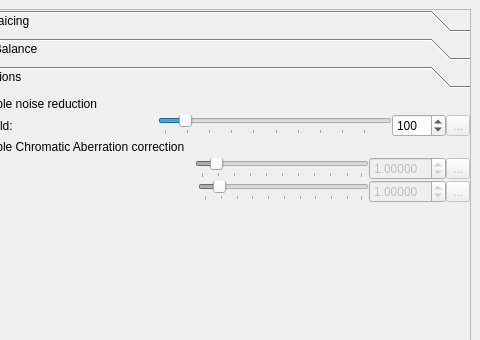
The window that forms/PreferencesDialog.ui (LuminanceHDR/LuminanceHDR) describes before a commit, drawn with Qt 5; both pictures show x 230 to 710 and y 0 to 340 of the 710 by 570 pixel window.
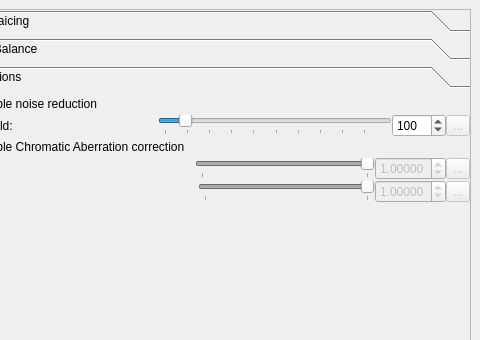
The same window after the commit. The open tabs and pages were chosen to show the change. Icons and pictures are not drawn.

Commit message: Raw Conversion GUI log-scale for red and green sliders and spin boxes fixed a bug in loading options

Patch:
```diff
--- a/forms/PreferencesDialog.ui
+++ b/forms/PreferencesDialog.ui
@@ -1520,7 +1520,7 @@
              <rect>
               <x>0</x>
               <y>0</y>
-              <width>488</width>
+              <width>489</width>
               <height>356</height>
              </rect>
             </property>
@@ -1678,16 +1678,16 @@
                     <number>1</number>
                    </property>
                    <property name="maximum">
-                    <number>100</number>
+                    <number>2000000</number>
                    </property>
                    <property name="singleStep">
                     <number>2</number>
                    </property>
                    <property name="pageStep">
-                    <number>10</number>
+                    <number>100</number>
                    </property>
                    <property name="value">
-                    <number>10</number>
+                    <number>1000000</number>
                    </property>
                    <property name="orientation">
                     <enum>Qt::Horizontal</enum>
@@ -1696,7 +1696,7 @@
                     <enum>QSlider::TicksBelow</enum>
                    </property>
                    <property name="tickInterval">
-                    <number>10</number>
+                    <number>100000</number>
                    </property>
                   </widget>
                  </item>
@@ -1712,7 +1712,7 @@
                     <double>0.000010000000000</double>
                    </property>
                    <property name="maximum">
-                    <double>10.000000000000000</double>
+                    <double>2.000000000000000</double>
                    </property>
                    <property name="singleStep">
                     <double>0.100000000000000</double>
@@ -1775,13 +1775,16 @@
                     <number>1</number>
                    </property>
                    <property name="maximum">
-                    <number>100</number>
+                    <number>2000000</number>
+                   </property>
+                   <property name="singleStep">
+                    <number>10</number>
                    </property>
                    <property name="pageStep">
-                    <number>10</number>
+                    <number>100</number>
                    </property>
                    <property name="value">
-                    <number>10</number>
+                    <number>1000000</number>
                    </property>
                    <property name="orientation">
                     <enum>Qt::Horizontal</enum>
@@ -1790,7 +1793,7 @@
                     <enum>QSlider::TicksBelow</enum>
                    </property>
                    <property name="tickInterval">
-                    <number>10</number>
+                    <number>100000</number>
                    </property>
                   </widget>
                  </item>
@@ -1806,7 +1809,7 @@
                     <double>0.000010000000000</double>
                    </property>
                    <property name="maximum">
-                    <double>10.000000000000000</double>
+                    <double>2.000000000000000</double>
                    </property>
                    <property name="singleStep">
                     <double>0.100000000000000</double>
```
Left out of the diff: 10 changed lines with no effect on the pictures. The commit also changes 2 other files.
